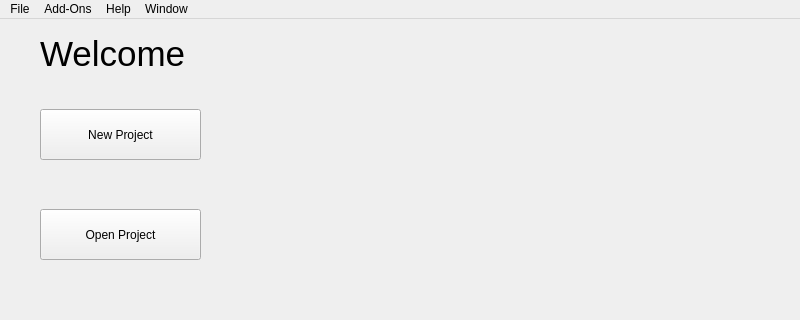
Above: libs/naturevm/home/homewindow.ui from web-coder-of-rpi/NatureVM before the change; both pictures show x 0 to 800 and y 0 to 320 of the 800 by 600 pixel window. Below: the same form after it.
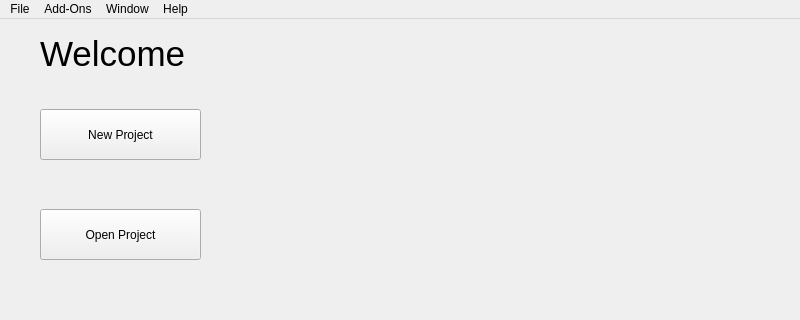
That is the form after the change.

Commit message: Add about dialog

The edit to the form file:
```diff
--- a/libs/naturevm/home/homewindow.ui
+++ b/libs/naturevm/home/homewindow.ui
@@ -60,7 +60,7 @@
      <x>0</x>
      <y>0</y>
      <width>800</width>
-     <height>19</height>
+     <height>28</height>
     </rect>
    </property>
    <widget class="QMenu" name="menuFile">
@@ -93,8 +93,8 @@
    </widget>
    <addaction name="menuFile"/>
    <addaction name="menuLibraies"/>
-   <addaction name="menuHelp"/>
    <addaction name="menuWindow"/>
+   <addaction name="menuHelp"/>
   </widget>
   <widget class="QStatusBar" name="statusbar"/>
   <action name="actionNew_Project">
```
Left out of the diff: 19 changed lines with no effect on the pictures. The commit also changes 6 other files.
